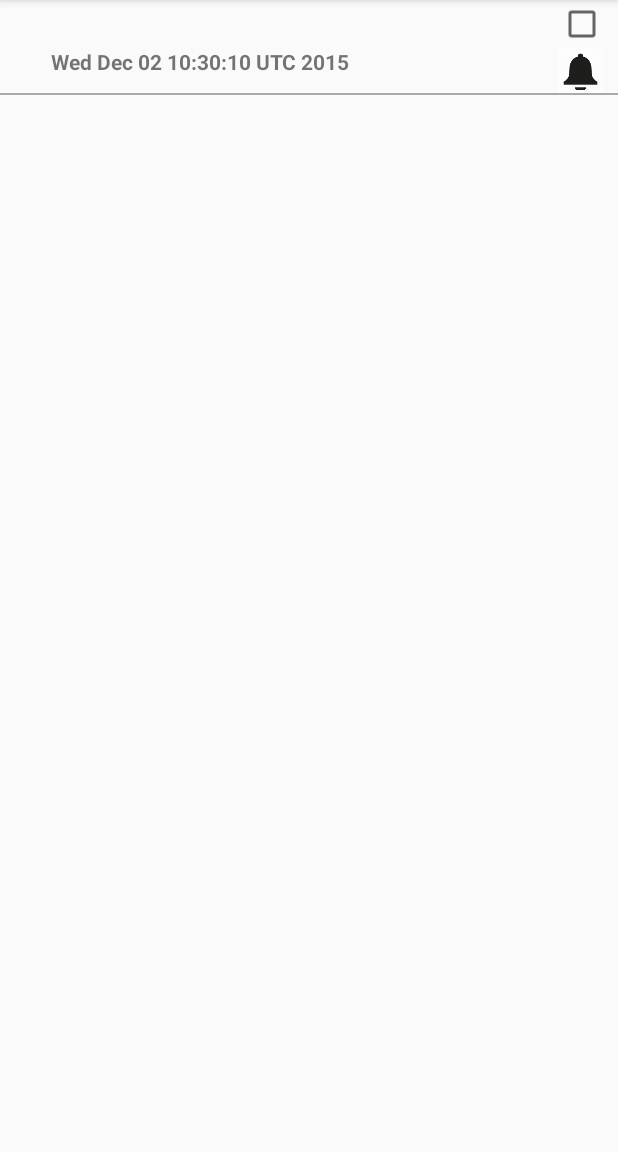
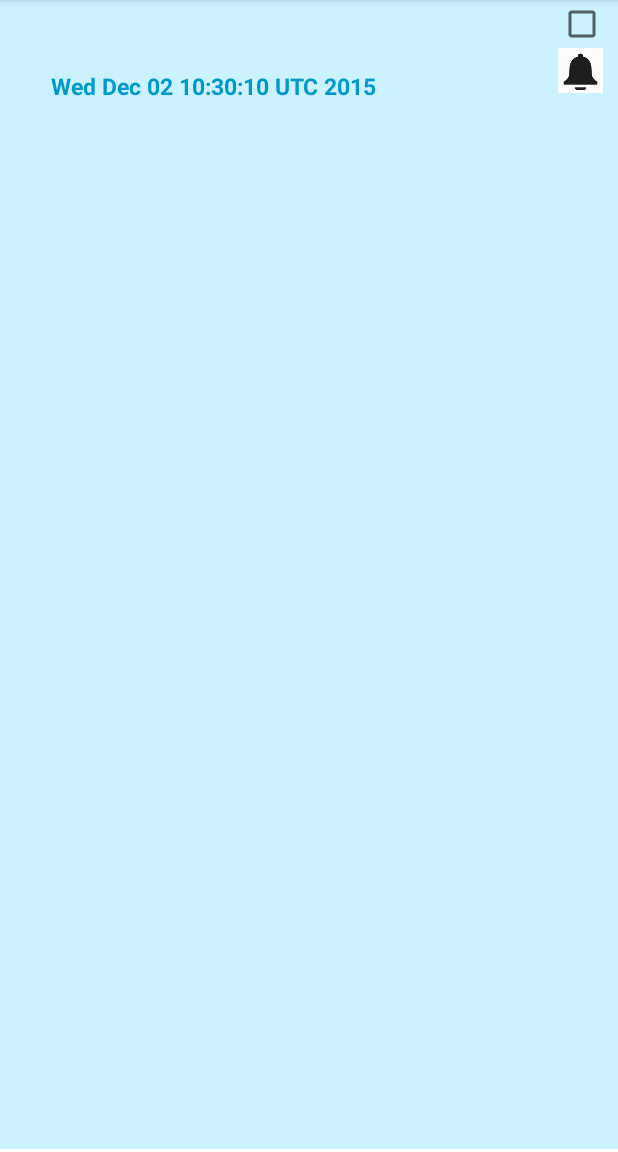
Before and after one commit to mwilli10/Dibbitz, an Android app: the screen it shows after launch (MainActivity), after a tap on "SHOW SUBTITLE", on a phone screen of 412 x 824 dp, the part 84-1236 px from its top. Run offline under Robolectric (Android 15) with nearby library versions, the phone set to English and light mode, and no system bars; 4 statements that could not run were skipped; 2 other taps on this screen came first.

Commit message:
Fixed layout.  I need the DB stuffgit add .

```diff
--- a/app/src/main/res/layout/fragment_dibbit_list.xml
+++ b/app/src/main/res/layout/fragment_dibbit_list.xml
@@ -8,9 +8,10 @@
     <android.support.v7.widget.RecyclerView
         xmlns:android="http://schemas.android.com/apk/res/android"
         android:id="@+id/dibbit_recycler_view"
-
+        android:background="@color/white"
         android:layout_width="match_parent"
-        android:layout_height="match_parent">
+        android:layout_height="match_parent"
+        >
 
     </android.support.v7.widget.RecyclerView>
 
--- a/app/src/main/res/layout/list_item_dibbit.xml
+++ b/app/src/main/res/layout/list_item_dibbit.xml
@@ -2,7 +2,9 @@
 <RelativeLayout xmlns:android="http://schemas.android.com/apk/res/android"
                 xmlns:tools= "http://schemas.android.com/tools"
               android:layout_width="match_parent"
-              android:layout_height="match_parent">
+              android:layout_height="match_parent"
+                android:layout_marginBottom="2dp"
+                android:background="@color/dull_light_blue">
     <CheckBox
         android:id= "@+id/list_item_dibbit_done_check_box"
         android:layout_width="wrap_content"
@@ -18,6 +20,8 @@
         android:layout_height="wrap_content"
         android:layout_toLeftOf="@+id/list_item_dibbit_done_check_box"
         android:textStyle="bold"
+        android:textSize="25sp"
+        android:textColor="@android:color/holo_blue_dark"
         android:padding="4dp"
         tools:text="Dibbit Title"/>
 
@@ -28,6 +32,8 @@
         android:layout_toLeftOf="@+id/list_item_dibbit_done_check_box"
         android:layout_below="@id/list_item_dibbit_title_text_view"
         android:textStyle="bold"
+        android:textSize="15sp"
+        android:textColor="@android:color/holo_blue_dark"
         android:padding="4dp"
         android:layout_marginLeft="30dp"
         tools:text="Dibbit Date"/>
@@ -40,12 +46,7 @@
         android:layout_toRightOf="@id/list_item_dibbit_date_text_view"
         android:src="@drawable/bell"/>
 
-    <View
-        android:layout_width="match_parent"
-        android:layout_height="1dp"
-        android:background="@android:color/darker_gray"
-        android:layout_below="@+id/list_item_bell"
-        />
+
 
 
 
--- a/app/src/main/res/values/colors.xml
+++ b/app/src/main/res/values/colors.xml
@@ -7,4 +7,7 @@
     <color name="blue">#ff33b5e5</color>
     <color name="white">#ffffff</color>
 
+
+    <color name="dull_light_blue">#381ac0ff</color>
+
 </resources>
```
Also changed, not shown: app/src/main/java/com/example/finalapp/dibbitz/Dibbit.java (+49 -12 lines), 1 other file.
